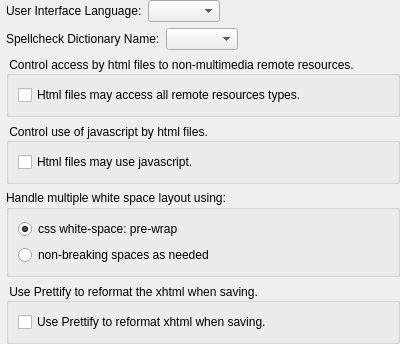
Before: the Qt Designer form PGeneralSettings.ui in Sigil-Ebook/PageEdit, drawn with Qt 5.
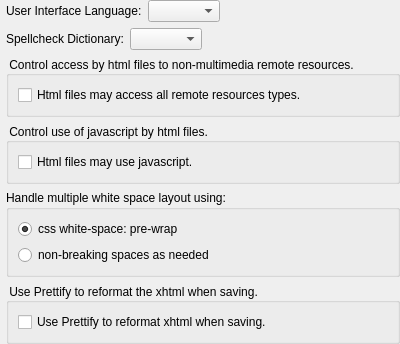
After: the same form once the commit is applied.

Commit message: second part of adding spellcheck support - installing dicts for macOS

What changed in the file:
```diff
--- a/PGeneralSettings.ui
+++ b/PGeneralSettings.ui
@@ -74,7 +74,7 @@
           <string>Select from installed spellcheck dictionaries.</string>
          </property>
          <property name="text">
-          <string>Spellcheck Dictionary Name:</string>
+          <string>Spellcheck Dictionary:</string>
          </property>
         </widget>
        </item>
@@ -90,7 +90,7 @@
        </property>
        <property name="sizeHint" stdset="0">
         <size>
-         <width>40</width>
+         <width>30</width>
          <height>20</height>
         </size>
        </property>
```
Left out of the diff: 2 changed lines with no effect on the pictures. The commit also changes 2 other files.
